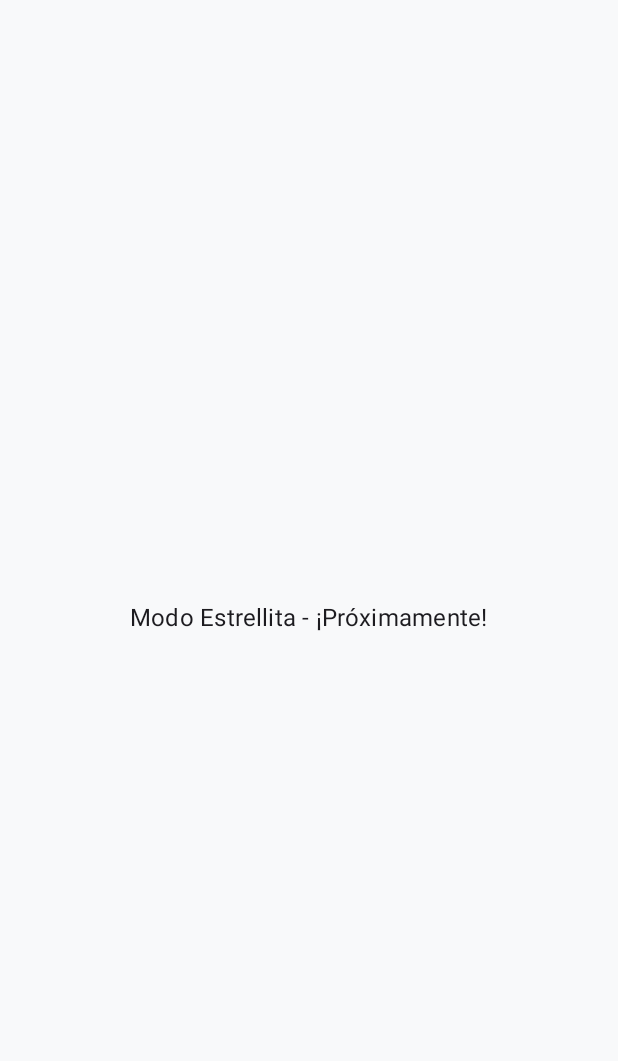
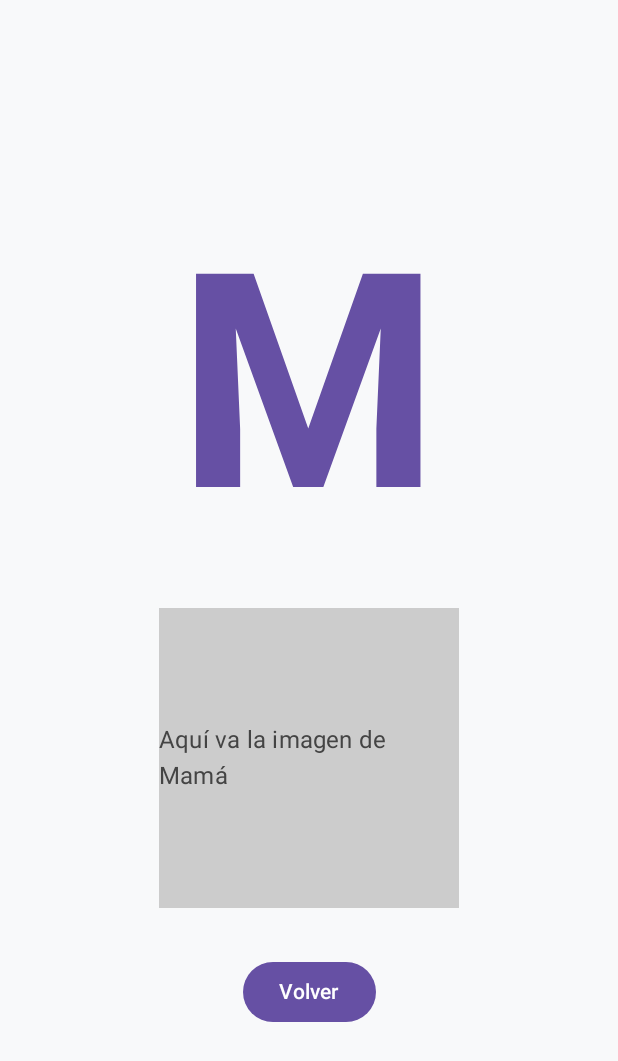
Before and after one commit to ArmandoA88/ABC-aprende-a-leer, an Android app built with Jetpack Compose: the EstrellitaModeScreen screen opened through its navigation route, on a phone screen of 412 x 824 dp. Before the commit the part shown is almost empty. Shown: the top 1061 px of the screen. Run offline under Robolectric (Android 15) with nearby library versions, the phone set to English and light mode, and no system bars; our stand-ins replace Dagger/Hilt's generated code, Room's generated code.

Commit message:
estrellita 1er paso

```diff
--- a/app/src/main/java/com/abcaprende/leer/presentation/screens/EstrellitaModeScreen.kt
+++ b/app/src/main/java/com/abcaprende/leer/presentation/screens/EstrellitaModeScreen.kt
@@ -1,19 +1,95 @@
 package com.abcaprende.leer.presentation.screens
 
-import androidx.compose.foundation.layout.Box
-import androidx.compose.foundation.layout.fillMaxSize
+import android.speech.tts.TextToSpeech
+import androidx.compose.foundation.background
+import androidx.compose.foundation.layout.*
+import androidx.compose.material3.Button
+import androidx.compose.material3.MaterialTheme
 import androidx.compose.material3.Text
-import androidx.compose.runtime.Composable
+import androidx.compose.runtime.rememberCoroutineScope
+import androidx.compose.runtime.*
+import kotlinx.coroutines.launch
 import androidx.compose.ui.Alignment
 import androidx.compose.ui.Modifier
+import androidx.compose.ui.graphics.Color
+import androidx.compose.ui.platform.LocalContext
+import androidx.compose.ui.text.font.FontWeight
+import androidx.compose.ui.unit.dp
+import androidx.compose.ui.unit.sp
+import androidx.hilt.navigation.compose.hiltViewModel
 import androidx.navigation.NavController
+import com.abcaprende.leer.presentation.viewmodels.VowelLearningViewModel
+import com.abcaprende.leer.services.TTSService
+import java.util.Locale
 
 @Composable
 fun EstrellitaModeScreen(navController: NavController) {
+    val context = LocalContext.current
+    val ttsService = remember { TTSService(context) }
+    val viewModel: VowelLearningViewModel = hiltViewModel()
+
+    val currentLetter = remember { mutableStateOf("M") } // Start with 'M' for example
+    val coroutineScope = rememberCoroutineScope()
+
+    DisposableEffect(Unit) {
+        // Initialize TTS in a coroutine
+        val job = coroutineScope.launch {
+            ttsService.initialize()
+        }
+        onDispose {
+            job.cancel() // Cancel the initialization job if the composable leaves the screen
+            ttsService.shutdown()
+        }
+    }
+
+    LaunchedEffect(currentLetter.value) {
+        // Play the sound of the current letter
+        ttsService.speak(currentLetter.value)
+        kotlinx.coroutines.delay(1000) // Small delay before playing the phrase
+        // Play a phonetic phrase associated with the letter
+        ttsService.speak("${currentLetter.value} de mamá") // Example phrase for 'M'
+    }
+
     Box(
-        modifier = Modifier.fillMaxSize(),
+        modifier = Modifier
+            .fillMaxSize()
+            .background(MaterialTheme.colorScheme.background),
         contentAlignment = Alignment.Center
     ) {
-        Text(text = "Modo Estrellita - ¡Próximamente!")
+        Column(
+            horizontalAlignment = Alignment.CenterHorizontally,
+            verticalArrangement = Arrangement.Center,
+            modifier = Modifier.fillMaxSize()
+        ) {
+            Text(
+                text = currentLetter.value,
+                style = MaterialTheme.typography.displayLarge.copy(
+                    fontSize = 200.sp,
+                    fontWeight = FontWeight.Bold,
+                    color = MaterialTheme.colorScheme.primary
+                )
+            )
+
+            Spacer(modifier = Modifier.height(32.dp))
+
+            // Placeholder for associated image
+            Box(
+                modifier = Modifier
+                    .size(200.dp)
+                    .background(Color.LightGray),
+                contentAlignment = Alignment.Center
+            ) {
+                Text("Aquí va la imagen de Mamá", color = Color.DarkGray)
+            }
+
+            Spacer(modifier = Modifier.height(32.dp))
+
+            Button(onClick = {
+                // For now, just navigate back. Later, this will be "next activity"
+                navController.popBackStack()
+            }) {
+                Text("Volver")
+            }
+        }
     }
 }
```
Also changed, not shown: 6 other files.
